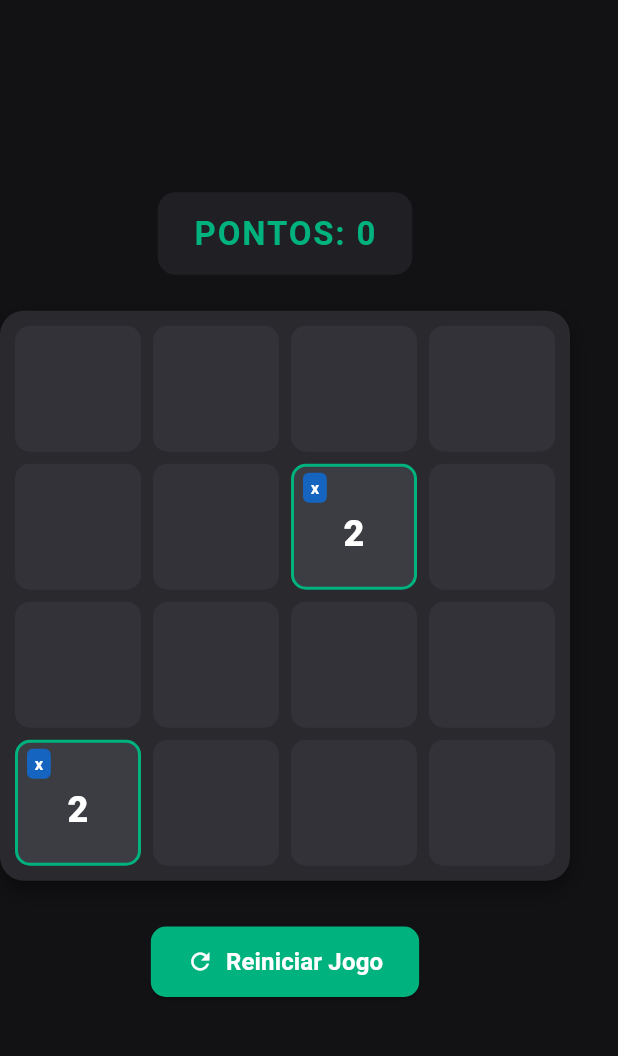
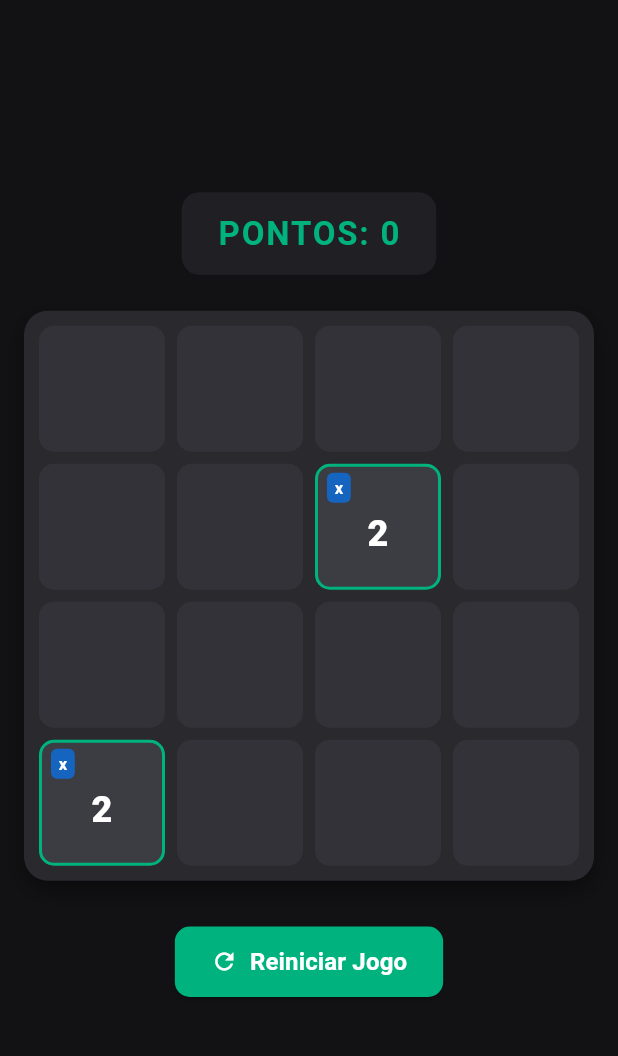
Before and after one commit to wagnerlamounier/soma-raiz, a Flutter app: the screen it shows after launch, on a phone screen of 412 x 824 dp, the part 65-1121 px from its top. Run offline on Flutter 3.47's test engine with Material 3 defaults, Android fonts, the phone set to English and light mode, and no system bars.

Commit message:
Centraliza o tabuleiro e aumenta a sensibilidade dos gestos

```diff
--- a/lib/main.dart
+++ b/lib/main.dart
@@ -84,7 +84,6 @@ class _GameScreenState extends State<GameScreen> {
     int res = (a.operation == '+') ? (a.value + b.value) : (a.value * b.value);
     score += res;
 
-    // Mecânica de Colapso por Raiz Quadrada se passar de 99
     if (res > 99) {
       res = sqrt(res).round();
     }
@@ -165,8 +164,11 @@ class _GameScreenState extends State<GameScreen> {
           builder: (context, constraints) {
             double boardSize = constraints.maxWidth > 400 ? 380 : constraints.maxWidth * 0.9;
 
-            return Column(
+            return Center(
+              child: SingleChildScrollView(
+                child: Column(
                   mainAxisAlignment: MainAxisAlignment.center,
+                  crossAxisAlignment: CrossAxisAlignment.center,
                   children: [
                     // Painel de Pontuação
                     Container(
@@ -187,23 +189,25 @@ class _GameScreenState extends State<GameScreen> {
                     ),
                     const SizedBox(height: 24),
 
-                // Tabuleiro Responsivo com Gestos de Toque
-                GestureDetector(
+                    // Tabuleiro Centralizado com Gestos Sensíveis em Toda a Área
+                    Center(
+                      child: GestureDetector(
                         behavior: HitTestBehavior.opaque,
                         onPanEnd: (details) {
                           double dx = details.velocity.pixelsPerSecond.dx;
                           double dy = details.velocity.pixelsPerSecond.dy;
 
+                          // Reduzimos o limiar para 25 para capturar gestos mais suaves
                           if (dx.abs() > dy.abs()) {
-                      if (dx > 50) {
+                            if (dx > 25) {
                               _move('right');
-                      } else if (dx < -50) {
+                            } else if (dx < -25) {
                               _move('left');
                             }
                           } else {
-                      if (dy > 50) {
+                            if (dy > 25) {
                               _move('down');
-                      } else if (dy < -50) {
+                            } else if (dy < -25) {
                               _move('up');
                             }
                           }
@@ -287,6 +291,7 @@ class _GameScreenState extends State<GameScreen> {
                           ),
                         ),
                       ),
+                    ),
                     const SizedBox(height: 30),
 
                     // Botão de Reiniciar
@@ -302,6 +307,8 @@ class _GameScreenState extends State<GameScreen> {
                       ),
                     ),
                   ],
+                ),
+              ),
             );
           },
         ),
```
Lines whose indentation alone changed are shown as unchanged.
